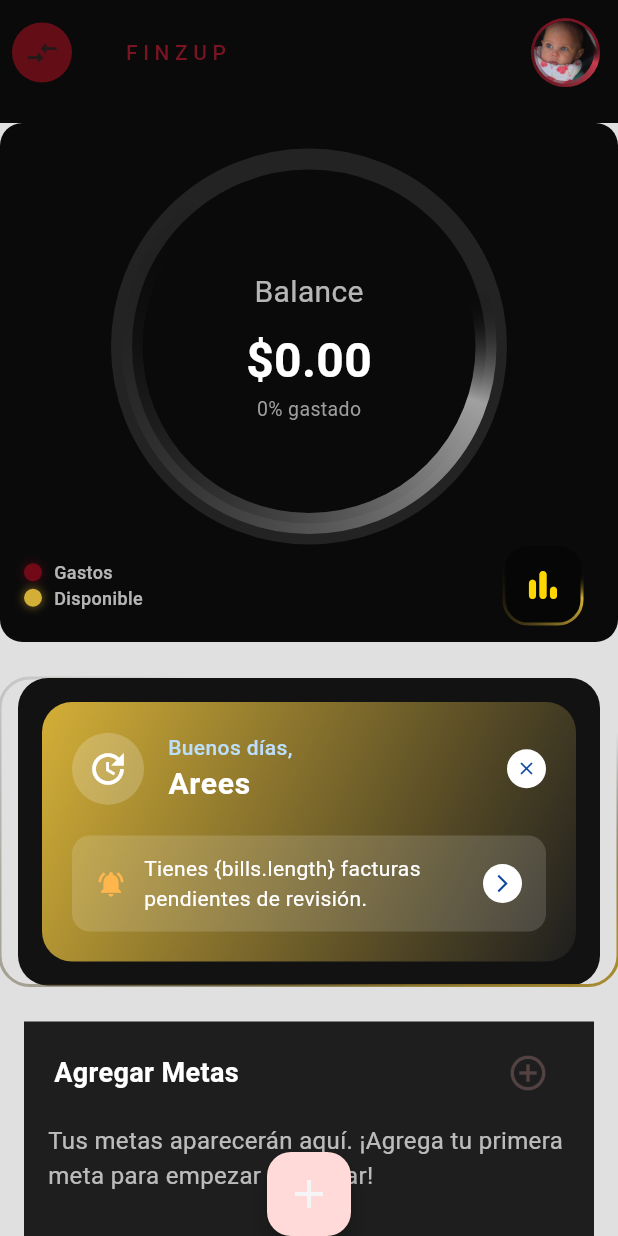
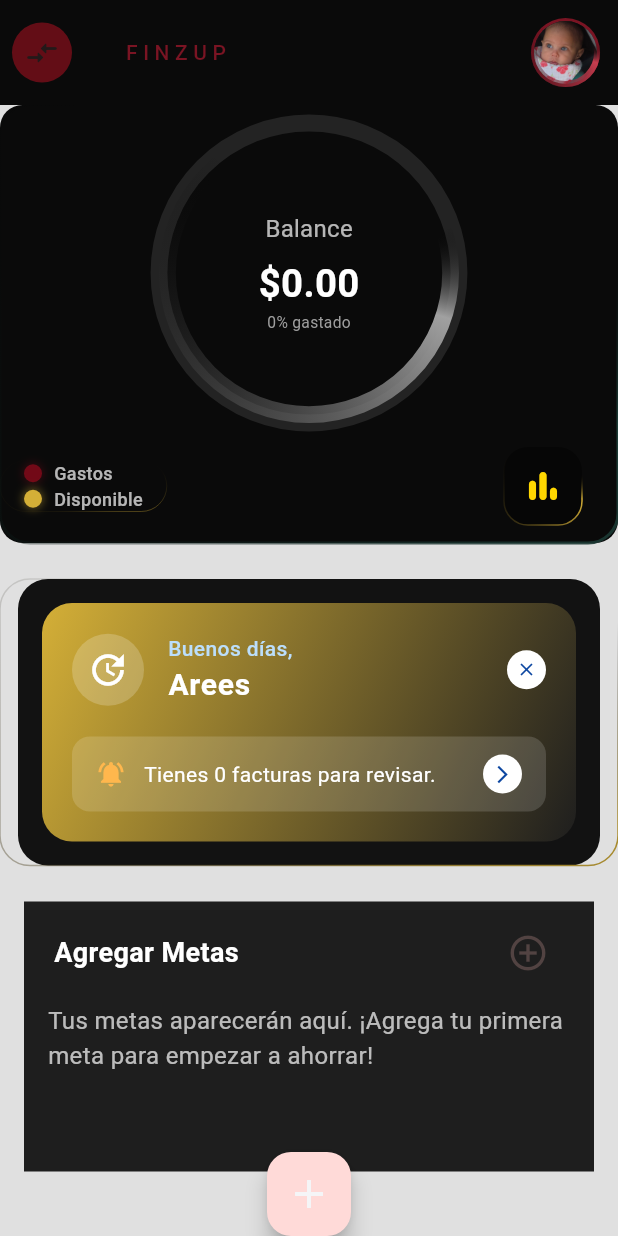
Before and after one commit to esceptecho/the_finzup_app, a Flutter app: the NewHomeScreen screen opened by its route, on a phone screen of 412 x 824 dp. Run offline on Flutter 3.47's test engine with Material 3 defaults, Android fonts, the light colour scheme and no system bars; our stand-ins replace animated_text_kit, fl_chart, flutter_credit_card, flutter_riverpod, flutter_slidable, hive_flutter and 4 more; missing offline and left inert: add_2_calendar; accounts and stored records are empty; Roboto replaces fonts that are missing (Montserrat).

Commit message:
shimmer border added

```diff
--- a/lib/finxup/screens/new_home_screen.dart
+++ b/lib/finxup/screens/new_home_screen.dart
@@ -14,12 +14,10 @@ import 'package:the_finzup_app/finxup/theme/app_theme.dart';
 import 'package:the_finzup_app/finxup/widgets/add_goal_form.dart';
 import 'package:the_finzup_app/finxup/widgets/add_transaction_form.dart';
 import 'package:the_finzup_app/finxup/widgets/balance_legend.dart';
-// import 'package:the_finzup_app/finxup/widgets/balance_ring.dart';
 import 'package:the_finzup_app/finxup/widgets/bill_card.dart';
 import 'package:the_finzup_app/finxup/widgets/category_selector.dart';
 import 'package:the_finzup_app/finxup/widgets/expenses_chart_card.dart';
 import 'package:the_finzup_app/finxup/widgets/goals_section.dart';
-import 'package:the_finzup_app/finxup/widgets/new_balance_ring.dart';
 import 'package:the_finzup_app/finxup/widgets/shimmer_balance_ring.dart';
 import 'package:the_finzup_app/finxup/widgets/slidable_item.dart';
 import 'package:the_finzup_app/finxup/widgets/transaction_card.dart';
@@ -258,7 +256,7 @@ class _NewHomeScreenState extends State<NewHomeScreen> {
   }
 
   void _showAddMoneyDialog(Goal goal) {
-    final TextEditingController _amountController = TextEditingController();
+    final TextEditingController amountController = TextEditingController();
 
     showDialog(
       context: context,
@@ -269,7 +267,7 @@ class _NewHomeScreenState extends State<NewHomeScreen> {
           style: const TextStyle(color: Colors.white),
         ),
         content: TextField(
-          controller: _amountController,
+          controller: amountController,
           keyboardType: TextInputType.number,
           decoration: const InputDecoration(labelText: "Monto a ahorrar"),
           style: const TextStyle(color: Colors.white),
@@ -281,7 +279,7 @@ class _NewHomeScreenState extends State<NewHomeScreen> {
           ),
           ElevatedButton(
             onPressed: () {
-              final monto = double.tryParse(_amountController.text);
+              final monto = double.tryParse(amountController.text);
               if (monto != null) {
                 _addMoneyToGoal(goal, monto); // <--- AQUÍ USAS TU MÉTODO
                 Navigator.pop(context);
@@ -409,9 +407,7 @@ class _NewHomeScreenState extends State<NewHomeScreen> {
       ),
       body: CustomScrollView(
         slivers: [
-          SliverToBoxAdapter(
-            child: Container(height: 12, color: AppTheme.backgroundDeep),
-          ),
+          SliverToBoxAdapter(child: Container(color: AppTheme.backgroundDeep)),
           // 1. Espaciado y Balance
           SliverToBoxAdapter(
             child: Stack(
@@ -419,7 +415,7 @@ class _NewHomeScreenState extends State<NewHomeScreen> {
                 ShimmerBorderWrapper(
                   borderRadius: 20, // Coincide con el del Container
                   strokeWidth: 2,
-                  isAnimating: isAnimating,
+                  isAnimating: true, //isAnimating,
                   repeat: false, // Bucle infinito
                   shimmerColor: AppTheme.incomeGreenDeeperDark,
                   child: Container(
@@ -455,23 +451,33 @@ class _NewHomeScreenState extends State<NewHomeScreen> {
                                 ),
                               ),
                             ),
-
-                            // Texto moderno sobre la imagen (opcional)
-                            // if (_imageSize >
-                            //     80) // Solo mostrar si la imagen es grande
-                            const SizedBox(height: 24),
-                            ShimmerBalanceRing(
-                              totalBalance: _calculatedBalance,
-                              spentPercentage: _spentPercentage,
+                            const SizedBox(height: 12),
+                            SizedBox(
+                              height: 200,
+                              child: FittedBox(
+                                fit: BoxFit.scaleDown,
+                                child: ShimmerBalanceRing(
+                                  totalBalance: _calculatedBalance,
+                                  spentPercentage: _spentPercentage,
+                                ),
+                              ),
                             ),
                             const SizedBox(
-                              height: 8,
+                              height: 16,
                             ), // Espacio entre el anillo y la leyenda
                             // NUEVA LEYENDA
                             Row(
                               mainAxisAlignment: .spaceBetween,
                               children: [
-                                const BalanceLegend(),
+                                ShimmerBorderWrapper(
+                                  borderRadius:
+                                      20, // Coincide con el del Container
+                                  strokeWidth: 0.3,
+                                  isAnimating: true,
+                                  repeat: false, // Bucle infinito
+                                  shimmerColor: AppTheme.accentGoldMuted,
+                                  child: const BalanceLegend(),
+                                ),
 
                                 Padding(
                                   padding: const EdgeInsets.symmetric(
@@ -526,8 +532,8 @@ class _NewHomeScreenState extends State<NewHomeScreen> {
                                     end: Alignment.bottomCenter,
                                     colors: [
                                       Colors.transparent,
-                                      Colors.black.withValues(alpha:
-                                        1.0,
+                                      Colors.black.withValues(
+                                        alpha: 1.0,
                                       ), // Negro con 70% opacidad
                                     ],
                                   ),
@@ -570,7 +576,7 @@ class _NewHomeScreenState extends State<NewHomeScreen> {
               ? SliverToBoxAdapter(
                   child: ShimmerBorderWrapper(
                     borderRadius: 20, // Coincide con el del Container
-                    strokeWidth: 2,
+                    strokeWidth: 1,
                     isAnimating: true,
                     repeat: false, // Bucle infinito
                     shimmerColor: AppTheme.accentGoldMuted,
@@ -585,7 +591,7 @@ class _NewHomeScreenState extends State<NewHomeScreen> {
                           WelcomeSummaryCard(
                             userName: 'Arees',
                             statusMessage:
-                                'Tienes {bills.length} facturas pendientes de revisión.',
+                                'Tienes ${_bills.length} facturas para revisar.',
                             pendingAlerts: 3,
                             onActionTap: () {
                               setState(() {
--- a/lib/widgets/shimmer_border_button.dart
+++ b/lib/widgets/shimmer_border_button.dart
@@ -20,7 +20,7 @@ class ShimmerBorderButton extends StatelessWidget {
         isAnimating: true,
         repeat: false, // Se mantiene animando siempre
         shimmerColor: AppTheme.accentGold,
-        strokeWidth: 2,
+        strokeWidth: 1,
         borderRadius: 16, // Debe coincidir con el BorderRadius del Container
         isCircular: false, // Es un botón rectangular con bordes redondeados
         child: Container(
--- a/lib/widgets/welcome_summary_card.dart
+++ b/lib/widgets/welcome_summary_card.dart
@@ -37,7 +37,6 @@ class WelcomeSummaryCard extends StatelessWidget {
           end: Alignment.bottomRight,
         ),
         borderRadius: BorderRadius.circular(20),
-
       ),
       child: Column(
         crossAxisAlignment: CrossAxisAlignment.start,
@@ -45,7 +44,9 @@ class WelcomeSummaryCard extends StatelessWidget {
           // Sección Superior: Avatar y Saludo
           Row(
             children: [
-              CircleAvatar(
+              InkWell(
+                onTap: onTap,
+                child: CircleAvatar(
                   radius: 24,
                   backgroundColor: Colors.white.withOpacity(0.2),
                   child: const Icon(
@@ -54,6 +55,7 @@ class WelcomeSummaryCard extends StatelessWidget {
                     size: 28,
                   ),
                   // Si tienes foto de perfil usa: backgroundImage: NetworkImage('url'),
+                ),
               ),
               const SizedBox(width: 16),
               Expanded(
@@ -89,11 +91,7 @@ class WelcomeSummaryCard extends StatelessWidget {
                       color: Colors.white,
                       shape: BoxShape.circle,
                     ),
-                      child: Icon(
-                        Icons.close,
-                        size: 14,
-                        color: Colors.blue[900],
-                      ),
+                    child: Icon(Icons.close, size: 14, color: Colors.blue[900]),
                   ),
                 ),
             ],
```
Also changed, not shown: lib/main.dart (line endings or trailing spaces), lib/widgets/navigaton_drawer.dart (line endings or trailing spaces). Lines whose indentation alone changed are shown as unchanged.
